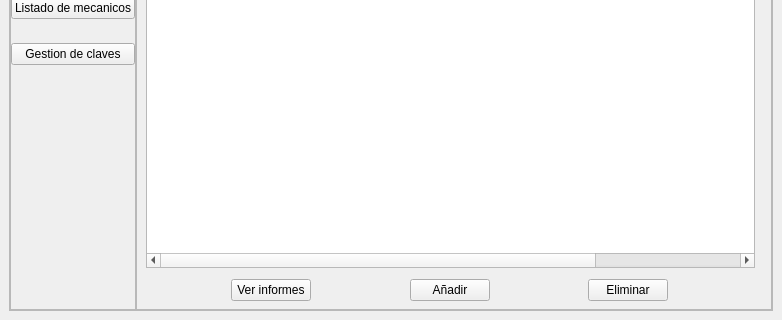
Above: views/main.ui from Alaan20/TP_FINAL-POO before the change; both pictures show x 0 to 782 and y 304 to 624 of the 782 by 624 pixel window. Below: the same form after it.
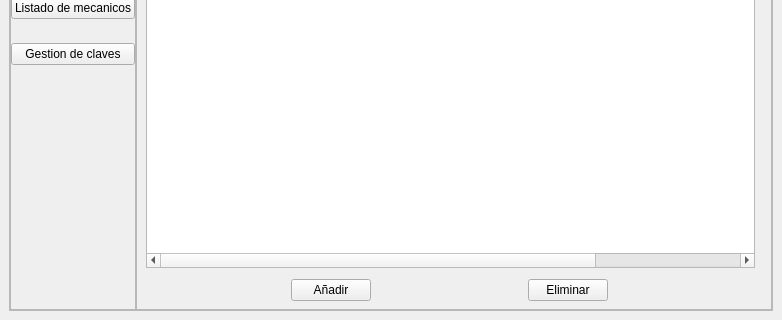
That is the form after the change. The open tabs and pages were chosen to show the change. Icons and pictures are not drawn.

```diff
--- a/views/main.ui
+++ b/views/main.ui
@@ -3684,30 +3684,6 @@
                </rect>
               </property>
               <layout class="QHBoxLayout" name="horizontalLayout_21">
-               <item>
-                <spacer name="horizontalSpacer_10">
-                 <property name="orientation">
-                  <enum>Qt::Horizontal</enum>
-                 </property>
-                 <property name="sizeHint" stdset="0">
-                  <size>
-                   <width>40</width>
-                   <height>20</height>
-                  </size>
-                 </property>
-                </spacer>
-               </item>
-               <item>
-                <widget class="QPushButton" name="pushButton_12">
-                 <property name="text">
-                  <string>Ver informes</string>
-                 </property>
-                 <property name="icon">
-                  <iconset>
-                   <normaloff>../icons/license_options_normal_hover.png</normaloff>../icons/license_options_normal_hover.png</iconset>
-                 </property>
-                </widget>
-               </item>
                <item>
                 <spacer name="horizontalSpacer_29">
                  <property name="orientation">
```
